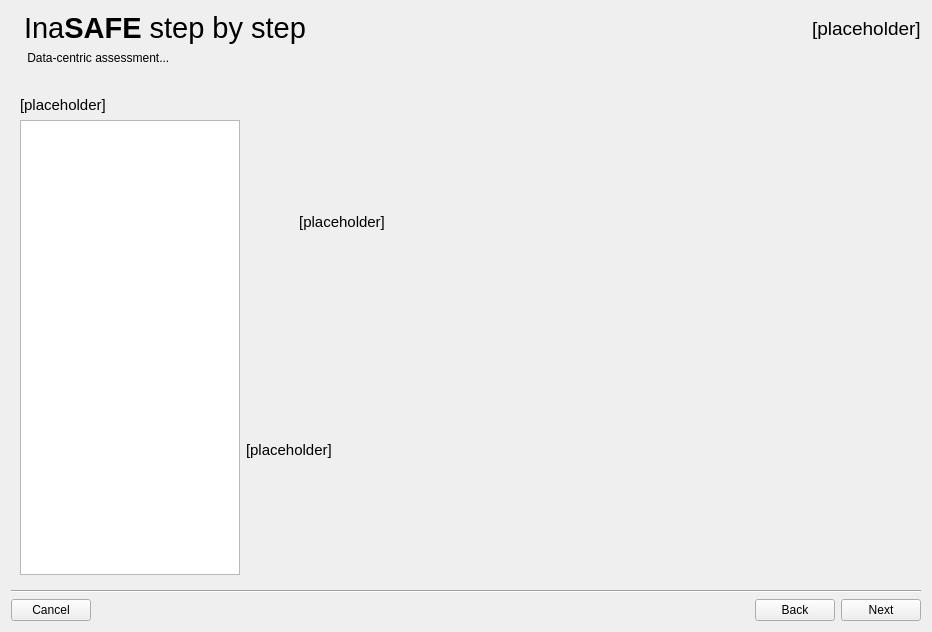
Above: safe/gui/ui/wizard_dialog_base.ui from inasafe/inasafe before the change. Below: the same form after it.
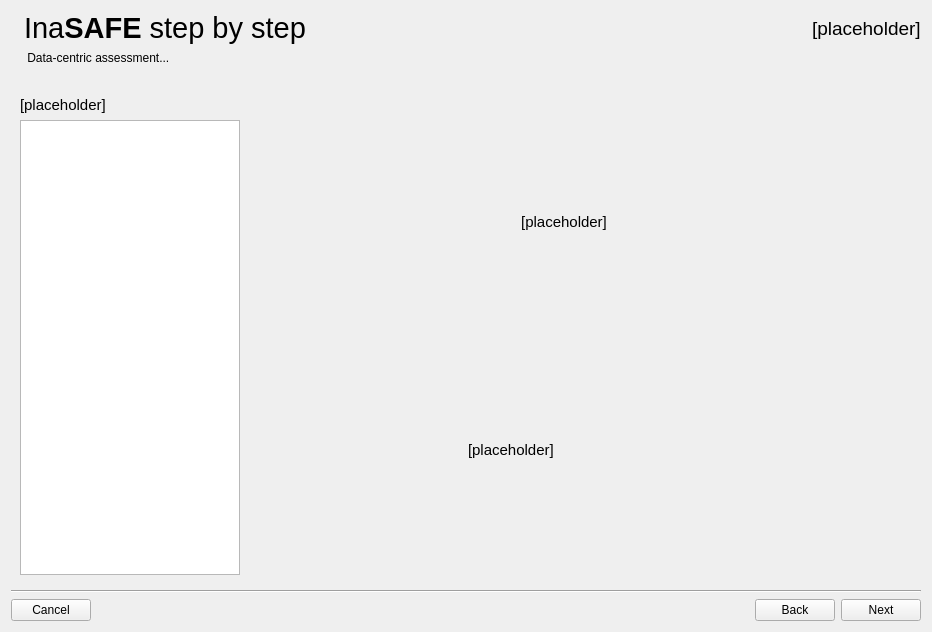
That is the form after the change. The open tabs and pages were chosen to show the change. Icons and pictures are not drawn. Custom widgets are drawn as their Qt base class.

What changed in the file:
```diff
--- a/safe/gui/ui/wizard_dialog_base.ui
+++ b/safe/gui/ui/wizard_dialog_base.ui
@@ -87,54 +87,7 @@
          </item>
          <item>
           <layout class="QGridLayout" name="gridLayout_6">
-           <item row="0" column="0" rowspan="3">
-            <widget class="QListWidget" name="lstCategories">
-             <property name="enabled">
-              <bool>true</bool>
-             </property>
-             <property name="sizePolicy">
-              <sizepolicy hsizetype="Fixed" vsizetype="Expanding">
-               <horstretch>0</horstretch>
-               <verstretch>0</verstretch>
-              </sizepolicy>
-             </property>
-             <property name="minimumSize">
-              <size>
-               <width>220</width>
-               <height>100</height>
-              </size>
-             </property>
-             <property name="maximumSize">
-              <size>
-               <width>220</width>
-               <height>16777215</height>
-              </size>
-             </property>
-            </widget>
-           </item>
-           <item row="2" column="1">
-            <widget class="QLabel" name="lblDescribeCategory">
-             <property name="sizePolicy">
-              <sizepolicy hsizetype="Expanding" vsizetype="Expanding">
-               <horstretch>0</horstretch>
-               <verstretch>0</verstretch>
-              </sizepolicy>
-             </property>
-             <property name="styleSheet">
-              <string notr="true">font: 11pt &quot;Ubuntu&quot;;</string>
-             </property>
-             <property name="text">
-              <string>[placeholder]</string>
-             </property>
-             <property name="alignment">
-              <set>Qt::AlignLeading|Qt::AlignLeft|Qt::AlignVCenter</set>
-             </property>
-             <property name="wordWrap">
-              <bool>true</bool>
-             </property>
-            </widget>
-           </item>
-           <item row="1" column="1">
+           <item row="1" column="2">
             <widget class="QLabel" name="lblIconCategory">
              <property name="sizePolicy">
               <sizepolicy hsizetype="Fixed" vsizetype="Fixed">
@@ -168,6 +121,79 @@
              </property>
             </widget>
            </item>
+           <item row="2" column="2">
+            <widget class="QLabel" name="lblDescribeCategory">
+             <property name="sizePolicy">
+              <sizepolicy hsizetype="Expanding" vsizetype="Expanding">
+               <horstretch>0</horstretch>
+               <verstretch>0</verstretch>
+              </sizepolicy>
+             </property>
+             <property name="styleSheet">
+              <string notr="true">font: 11pt &quot;Ubuntu&quot;;</string>
+             </property>
+             <property name="text">
+              <string>[placeholder]</string>
+             </property>
+             <property name="alignment">
+              <set>Qt::AlignLeading|Qt::AlignLeft|Qt::AlignVCenter</set>
+             </property>
+             <property name="wordWrap">
+              <bool>true</bool>
+             </property>
+            </widget>
+           </item>
+           <item row="0" column="0" rowspan="3">
+            <widget class="QListWidget" name="lstCategories">
+             <property name="enabled">
+              <bool>true</bool>
+             </property>
+             <property name="sizePolicy">
+              <sizepolicy hsizetype="Fixed" vsizetype="Expanding">
+               <horstretch>0</horstretch>
+               <verstretch>0</verstretch>
+              </sizepolicy>
+             </property>
+             <property name="minimumSize">
+              <size>
+               <width>220</width>
+               <height>100</height>
+              </size>
+             </property>
+             <property name="maximumSize">
+              <size>
+               <width>220</width>
+               <height>16777215</height>
+              </size>
+             </property>
+            </widget>
+           </item>
+           <item row="1" column="1">
+            <spacer name="horizontalSpacer_4">
+             <property name="orientation">
+              <enum>Qt::Horizontal</enum>
+             </property>
+             <property name="sizeHint" stdset="0">
+              <size>
+               <width>40</width>
+               <height>20</height>
+              </size>
+             </property>
+            </spacer>
+           </item>
+           <item row="1" column="3">
+            <spacer name="horizontalSpacer_5">
+             <property name="orientation">
+              <enum>Qt::Horizontal</enum>
+             </property>
+             <property name="sizeHint" stdset="0">
+              <size>
+               <width>40</width>
+               <height>20</height>
+              </size>
+             </property>
+            </spacer>
+           </item>
           </layout>
          </item>
         </layout>
```
Left out of the diff: 6 changed lines with no effect on the pictures.
